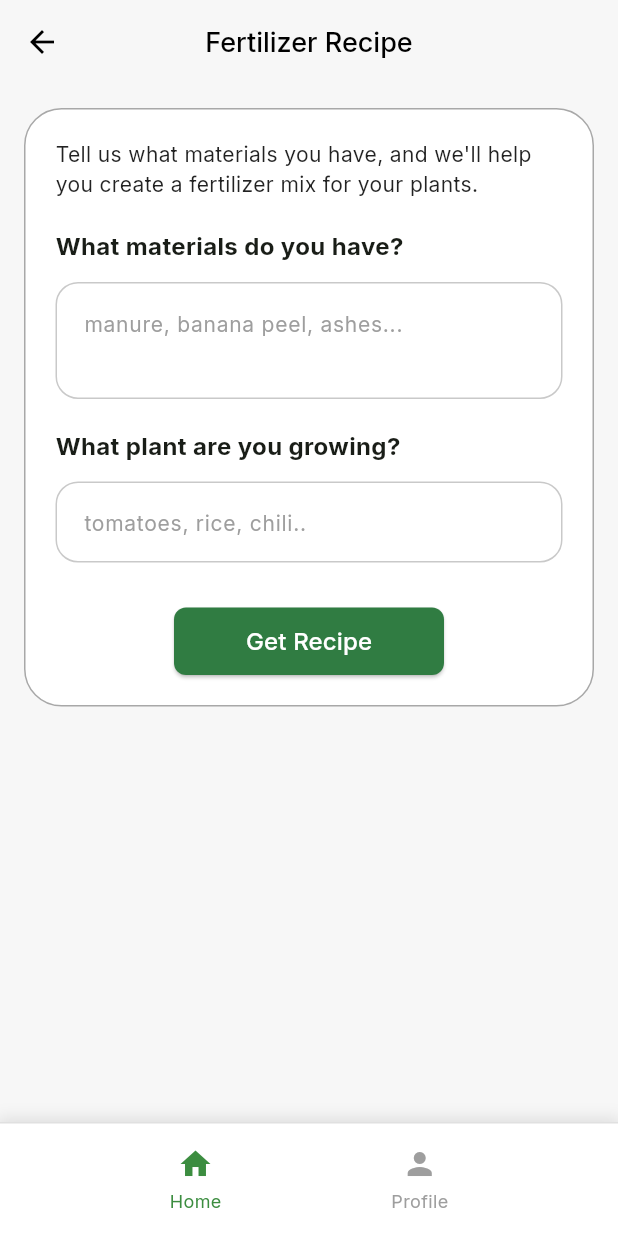
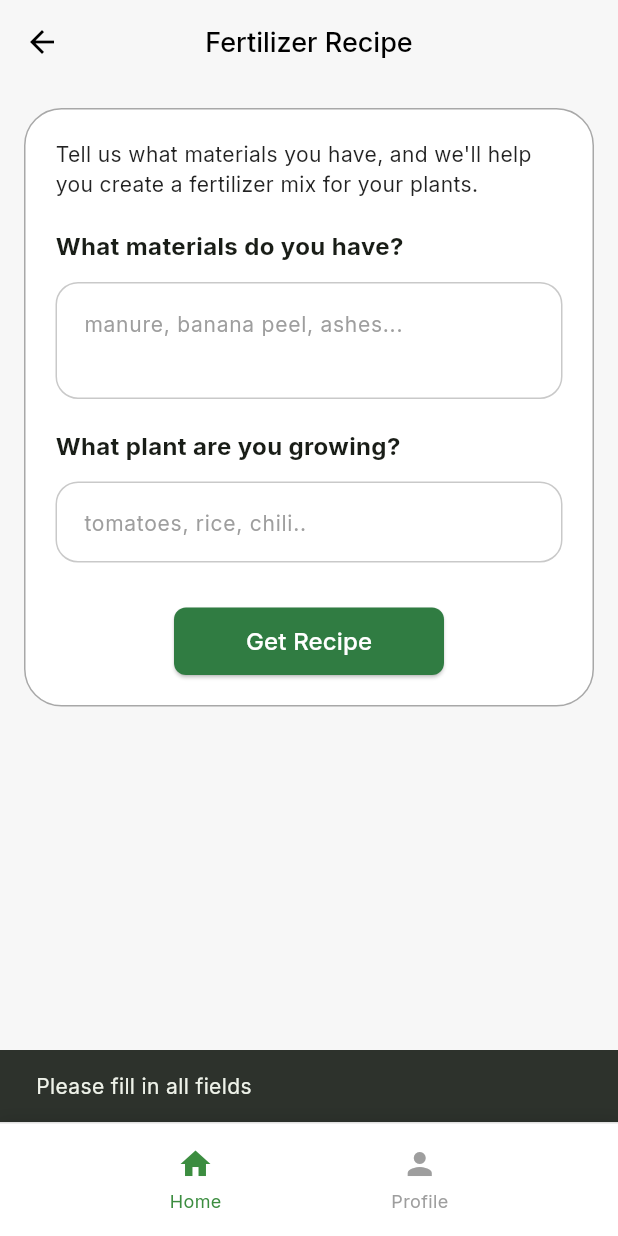
Before and after one commit to amga-d/AiMpostor, a Flutter app: the FertilizerRecipeScreen screen opened by its route, after a tap on "Get Recipe", on a phone screen of 412 x 824 dp. Run offline on Flutter 3.47's test engine with Material 3 defaults, Android fonts, the phone set to English and light mode, and no system bars; our stand-ins replace firebase_auth, firebase_core, flutter_svg, fluttertoast, image_picker; accounts and stored records are empty; generated files the repository leaves out were written again; project files that could hold a hidden picture were left out.

Commit message:
Implement fertilizer recipe retrieval and enhance UI for recipe display

```diff
--- a/frontend/AgriWise/lib/screens/fertilizer_recipe/fertilizer_recipe_screen.dart
+++ b/frontend/AgriWise/lib/screens/fertilizer_recipe/fertilizer_recipe_screen.dart
@@ -1,3 +1,4 @@
+import 'package:agriwise/services/http_service.dart';
 import 'package:flutter/material.dart';
 
 import 'package:agriwise/screens/home_screen.dart';
@@ -16,12 +17,60 @@ class _FertilizerRecipeScreenState extends State<FertilizerRecipeScreen> {
   final TextEditingController _plantsController = TextEditingController();
   bool _showRecipe = false;
   String _plantType = '';
+  Map<String, dynamic>? _recipeData;
+  bool _isLoading = false;
 
   @override
   void dispose() {
     _materialsController.dispose();
     _plantsController.dispose();
     super.dispose();
+  }
+
+  Future<void> _getRecipe() async {
+    final plantInput = _plantsController.text.trim();
+    final materialsInput = _materialsController.text.trim();
+
+    if (plantInput.isEmpty || materialsInput.isEmpty) {
+      ScaffoldMessenger.of(context).showSnackBar(
+        const SnackBar(content: Text('Please fill in all fields')),
+      );
+      return;
+    }
+
+    setState(() {
+      _isLoading = true;
+      _showRecipe = false;
+    });
+
+    try {
+      final response = await HttpService().getFertilizerRecipe(
+        plantInput,
+        materialsInput,
+      );
+
+      if (response != null) {
+        setState(() {
+          _plantType = response['plant'] ?? plantInput;
+          _recipeData = response;
+          _showRecipe = true;
+        });
+      } else {
+        ScaffoldMessenger.of(context).showSnackBar(
+          const SnackBar(
+            content: Text('Failed to get recipe. Please try again.'),
+          ),
+        );
+      }
+    } catch (e) {
+      ScaffoldMessenger.of(
+        context,
+      ).showSnackBar(SnackBar(content: Text('Error: ${e.toString()}')));
+    } finally {
+      setState(() {
+        _isLoading = false;
+      });
+    }
   }
 
   @override
@@ -78,38 +127,38 @@ class _FertilizerRecipeScreenState extends State<FertilizerRecipeScreen> {
                     ),
                     const SizedBox(height: 12),
                     Container(
-                      decoration: BoxDecoration(color: Colors.white),
+                      decoration: const BoxDecoration(color: Colors.white),
                       child: TextField(
                         controller: _materialsController,
                         decoration: InputDecoration(
                           hintText: 'manure, banana peel, ashes...',
-                          hintStyle: TextStyle(
+                          hintStyle: const TextStyle(
                             color: Colors.grey,
                             fontSize: 14,
                           ),
                           filled: true,
                           fillColor: Colors.white,
-                          contentPadding: EdgeInsets.symmetric(
+                          contentPadding: const EdgeInsets.symmetric(
                             horizontal: 15,
                             vertical: 15,
                           ),
                           border: OutlineInputBorder(
                             borderRadius: BorderRadius.circular(15),
-                            borderSide: BorderSide(
+                            borderSide: const BorderSide(
                               color: Color(0xffC9C9C9),
                               width: 1,
                             ),
                           ),
                           enabledBorder: OutlineInputBorder(
                             borderRadius: BorderRadius.circular(15),
-                            borderSide: BorderSide(
+                            borderSide: const BorderSide(
                               color: Color(0xffC9C9C9),
                               width: 1,
                             ),
                           ),
                           focusedBorder: OutlineInputBorder(
                             borderRadius: BorderRadius.circular(15),
-                            borderSide: BorderSide(
+                            borderSide: const BorderSide(
                               color: Color(0xffC9C9C9),
                               width: 1,
                             ),
@@ -130,7 +179,7 @@ class _FertilizerRecipeScreenState extends State<FertilizerRecipeScreen> {
                     ),
                     const SizedBox(height: 12),
                     Container(
-                      decoration: BoxDecoration(color: Colors.white),
+                      decoration: const BoxDecoration(color: Colors.white),
                       child: TextField(
                         controller: _plantsController,
                         decoration: InputDecoration(
@@ -147,21 +196,21 @@ class _FertilizerRecipeScreenState extends State<FertilizerRecipeScreen> {
                           ),
                           border: OutlineInputBorder(
                             borderRadius: BorderRadius.circular(15),
-                            borderSide: BorderSide(
+                            borderSide: const BorderSide(
                               color: Color(0xffC9C9C9),
                               width: 1,
                             ),
                           ),
                           enabledBorder: OutlineInputBorder(
                             borderRadius: BorderRadius.circular(15),
-                            borderSide: BorderSide(
+                            borderSide: const BorderSide(
                               color: Color(0xffC9C9C9),
                               width: 1,
                             ),
                           ),
                           focusedBorder: OutlineInputBorder(
                             borderRadius: BorderRadius.circular(15),
-                            borderSide: BorderSide(
+                            borderSide: const BorderSide(
                               color: Color(0xffC9C9C9),
                               width: 1,
                             ),
@@ -176,35 +225,26 @@ class _FertilizerRecipeScreenState extends State<FertilizerRecipeScreen> {
                         width: 180,
                         height: 45,
                         child: ElevatedButton(
-                          onPressed: () {
-                            final plantInput = _plantsController.text.trim();
-                            if (plantInput.isNotEmpty) {
-                              final plants = plantInput.split(',');
-                              setState(() {
-                                _plantType = plants[0].trim();
-                                _showRecipe = true;
-                              });
-
-                              Future.delayed(
-                                const Duration(milliseconds: 100),
-                                () {
-                                  Scrollable.ensureVisible(
-                                    context,
-                                    duration: const Duration(milliseconds: 300),
-                                    curve: Curves.easeInOut,
-                                  );
-                                },
-                              );
-                            }
-                          },
+                          onPressed: _isLoading ? null : _getRecipe,
                           style: ElevatedButton.styleFrom(
                             backgroundColor: const Color(0xFF307C42),
                             foregroundColor: Colors.white,
                             shape: RoundedRectangleBorder(
                               borderRadius: BorderRadius.circular(8),
                             ),
+                            disabledBackgroundColor: Colors.grey,
                           ),
-                          child: const Text(
+                          child:
+                              _isLoading
+                                  ? const SizedBox(
+                                    width: 20,
+                                    height: 20,
+                                    child: CircularProgressIndicator(
+                                      color: Colors.white,
+                                      strokeWidth: 2,
+                                    ),
+                                  )
+                                  : const Text(
                                     'Get Recipe',
                                     style: TextStyle(
                                       fontSize: 16,
@@ -218,7 +258,7 @@ class _FertilizerRecipeScreenState extends State<FertilizerRecipeScreen> {
                 ),
               ),
 
-              if (_showRecipe) ...[
+              if (_showRecipe && _recipeData != null) ...[
                 const SizedBox(height: 24),
                 Container(
                   decoration: BoxDecoration(
@@ -234,7 +274,7 @@ class _FertilizerRecipeScreenState extends State<FertilizerRecipeScreen> {
                     crossAxisAlignment: CrossAxisAlignment.start,
                     children: [
                       Text(
-                        'Suggested Fertilizer Recipe for Your $_plantType Plant:',
+                        'Suggested Fertilizer Recipe for Your $_plantType Plant: ',
                         style: const TextStyle(
                           fontSize: 16,
                           fontWeight: FontWeight.bold,
@@ -250,23 +290,24 @@ class _FertilizerRecipeScreenState extends State<FertilizerRecipeScreen> {
                         ),
                       ),
                       const SizedBox(height: 8),
-                      _buildBulletPoint('2 parts banana peel'),
-                      _buildBulletPoint('1 part ashes'),
-                      _buildBulletPoint('1 part cow dung'),
+                      if (_recipeData!['recipe'] != null &&
+                          _recipeData!['recipe']['ingredients'] != null)
+                        ..._buildIngredientsList(
+                          _recipeData!['recipe']['ingredients'],
+                        ),
                       const SizedBox(height: 16),
                       const Text(
-                        'Mix all ingredients thoroughly until blended well.',
-                        style: TextStyle(fontSize: 14),
+                        'Instructions:',
+                        style: TextStyle(
+                          fontSize: 14,
+                          fontWeight: FontWeight.w500,
+                        ),
                       ),
                       const SizedBox(height: 8),
-                      const Text(
-                        'Apply the mix evenly around the base of your Whatever plant.',
-                        style: TextStyle(fontSize: 14),
-                      ),
-                      const SizedBox(height: 8),
-                      const Text(
-                        'Repeat this every 2 weeks for best results.',
-                        style: TextStyle(fontSize: 14),
+                      if (_recipeData!['recipe'] != null &&
+                          _recipeData!['recipe']['instructions'] != null)
+                        ..._buildInstructionsList(
+                          _recipeData!['recipe']['instructions'],
                         ),
                     ],
                   ),
@@ -278,6 +319,28 @@ class _FertilizerRecipeScreenState extends State<FertilizerRecipeScreen> {
       ),
       bottomNavigationBar: _buildBottomNavBar(),
     );
+  }
+
+  List<Widget> _buildIngredientsList(List<dynamic> ingredients) {
+    return ingredients.map<Widget>((ingredient) {
+      if (ingredient is Map<String, dynamic>) {
+        return _buildBulletPoint(
+          '${ingredient['quantity'] ?? ''} ${ingredient['material'] ?? ''}',
+        );
+      } else if (ingredient is String) {
+        return _buildBulletPoint(ingredient);
+      }
+      return Container();
+    }).toList();
+  }
+
+  List<Widget> _buildInstructionsList(List<dynamic> instructions) {
+    return instructions.map<Widget>((instruction) {
+      if (instruction is String) {
+        return _buildBulletPoint(instruction);
+      }
+      return Container();
+    }).toList();
   }
 
   Widget _buildBulletPoint(String text) {
```
Also changed, not shown: frontend/AgriWise/lib/services/http_service.dart (+36 -4 lines). Lines whose indentation alone changed are shown as unchanged.
